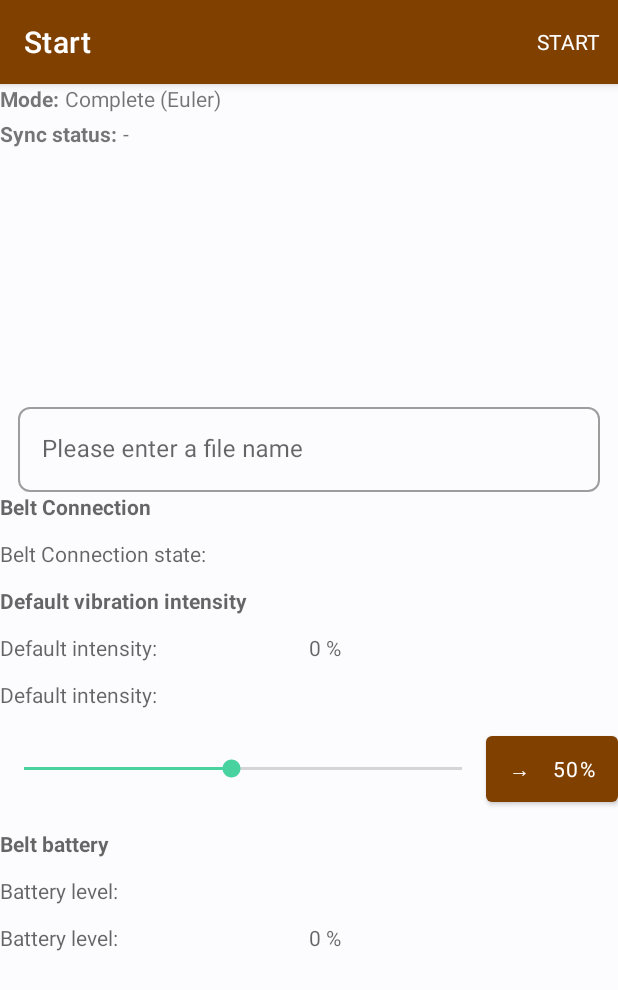
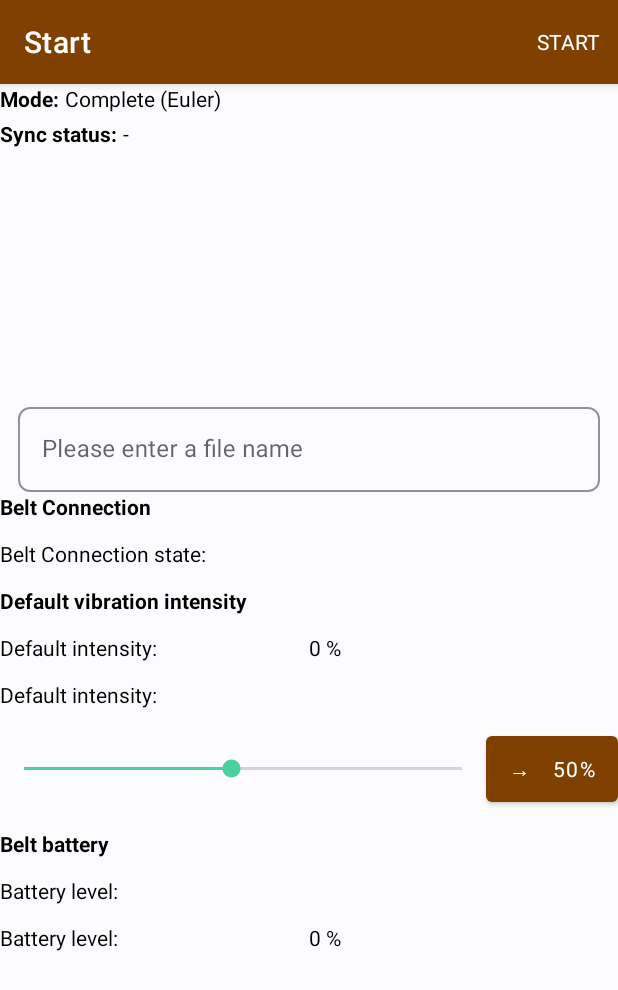
Before and after one commit to Baer05/MTBAssistantBalance, an Android app: the HomeActivity screen opened directly, with no data from a screen before it, in the options menu, after a tap on "Measure", on a phone screen of 412 x 824 dp. Shown: the top 990 px of the screen. Run offline under Robolectric (Android 15) with nearby library versions, the light colour scheme and no system bars; libraries missing offline, so code that uses them is left out: com.opencsv, com.xsens.dot, de.feelspace.fslib; Roboto replaces fonts that are not available here; 11 statements that could not run were skipped.

Commit message:
fixes for android 12 and my own phone

```diff
--- a/app/src/main/java/mtb/assistant/balance/views/HomeActivity.java
+++ b/app/src/main/java/mtb/assistant/balance/views/HomeActivity.java
@@ -37,7 +37,9 @@ public class HomeActivity extends AppCompatActivity {
   // The code of request
   private static final int REQUEST_ENABLE_BLUETOOTH = 1001,
       REQUEST_PERMISSION_LOCATION = 1002,
-      REQUEST_PERMISSION_EXTERNAL_STORAGE = 23;
+      REQUEST_PERMISSION_EXTERNAL_STORAGE = 23,
+      BLUETOOTH_PERMISSION_REQUEST_CODE = 9999;
+
   // The tag of fragments
   public static final String FRAGMENT_TAG_SCAN = "scan", FRAGMENT_TAG_DATA = "data";
   // The view binder of MainActivity
@@ -188,9 +190,12 @@ public class HomeActivity extends AppCompatActivity {
    */
   private boolean checkBluetoothAndPermission() {
     boolean isBluetoothEnabled = Utils.isBluetoothAdapterEnabled(this);
+    boolean isBluetoothPermissionGranted = Utils.isBlePermissionGranted(this);
+    Log.d(TAG, String.valueOf(isBluetoothPermissionGranted));
     boolean isPermissionGranted = Utils.isLocationPermissionGranted(this);
     boolean isWritePermissionGranted = Utils.isWriteStoragePermissionGranted(this);
     if (isBluetoothEnabled) {
+      if (!isBluetoothPermissionGranted) Utils.requestBlePermission(this, BLUETOOTH_PERMISSION_REQUEST_CODE);
       if (!isPermissionGranted) Utils.requestLocationPermission(this, REQUEST_PERMISSION_LOCATION);
       if (!isWritePermissionGranted)
         Utils.requestWriteExternalStoragePermission(this, REQUEST_PERMISSION_EXTERNAL_STORAGE);
--- a/app/src/main/res/layout/dialog_syncing.xml
+++ b/app/src/main/res/layout/dialog_syncing.xml
@@ -15,6 +15,7 @@
         android:text="@string/syncing"
         android:textSize="18sp"
         android:textStyle="bold"
+        android:textColor="@color/material_dynamic_neutral0"
         app:layout_constraintEnd_toEndOf="parent"
         app:layout_constraintLeft_toLeftOf="parent"
         app:layout_constraintStart_toStartOf="parent"
--- a/app/src/main/res/layout/fragment_data.xml
+++ b/app/src/main/res/layout/fragment_data.xml
@@ -40,6 +40,7 @@
             android:layout_height="wrap_content"
             android:text="@string/mode"
             android:textStyle="bold"
+            android:textColor="@color/material_dynamic_neutral0"
             app:layout_constraintLeft_toLeftOf="parent"
             app:layout_constraintTop_toTopOf="parent" />
 
@@ -49,6 +50,7 @@
             android:layout_height="wrap_content"
             android:layout_marginStart="4dp"
             android:text="@string/mode_complete_euler"
+            android:textColor="@color/material_dynamic_neutral0"
             app:layout_constraintBottom_toBottomOf="@+id/mode_label"
             app:layout_constraintStart_toEndOf="@+id/mode_label" />
 
@@ -59,6 +61,7 @@
             android:layout_marginTop="4dp"
             android:text="@string/sync_status"
             android:textStyle="bold"
+            android:textColor="@color/material_dynamic_neutral0"
             app:layout_constraintLeft_toLeftOf="parent"
             app:layout_constraintStart_toStartOf="@+id/mode_label"
             app:layout_constraintTop_toBottomOf="@+id/mode_label" />
@@ -69,6 +72,7 @@
             android:layout_height="wrap_content"
             android:layout_marginStart="4dp"
             android:text="-"
+            android:textColor="@color/material_dynamic_neutral0"
             app:layout_constraintBottom_toBottomOf="@+id/sync_label"
             app:layout_constraintStart_toEndOf="@+id/sync_label"
             tools:ignore="HardcodedText" />
@@ -101,6 +105,8 @@
                 android:layout_height="wrap_content"
                 android:autofillHints=""
                 android:hint="@string/please_enter_a_file_name"
+                android:textColorHint="@color/material_dynamic_neutral0"
+                android:textColor="@color/material_dynamic_neutral0"
                 android:inputType="text" />
 
         </com.google.android.material.textfield.TextInputLayout>
@@ -114,6 +120,7 @@
             android:layout_marginBottom="@dimen/margin_small"
             android:textAppearance="@android:style/TextAppearance.Small"
             android:textStyle="bold"
+            android:textColor="@color/material_dynamic_neutral0"
             app:layout_constraintBottom_toTopOf="@id/connection_state_box" />
 
         <!-- Connection state label -->
@@ -129,13 +136,15 @@
                 android:layout_width="0dp"
                 android:layout_height="wrap_content"
                 android:layout_weight="1"
-                android:textAppearance="@android:style/TextAppearance.Small" />
+                android:textAppearance="@android:style/TextAppearance.Small"
+                android:textColor="@color/material_dynamic_neutral0"/>
             <TextView
                 android:id="@+id/feel_space_connection_status_label"
                 android:layout_width="0dp"
                 android:layout_height="wrap_content"
                 android:layout_weight="1"
-                android:textAppearance="@android:style/TextAppearance.Small"/>
+                android:textAppearance="@android:style/TextAppearance.Small"
+                android:textColor="@color/material_dynamic_neutral0"/>
         </LinearLayout>
 
         <!-- Section: Default vibration intensity -->
@@ -147,6 +156,7 @@
             android:layout_marginBottom="@dimen/margin_small"
             android:textAppearance="@android:style/TextAppearance.Small"
             android:textStyle="bold"
+            android:textColor="@color/material_dynamic_neutral0"
             app:layout_constraintBottom_toTopOf="@id/default_intensity_box" />
 
         <!-- Default intensity -->
@@ -162,13 +172,15 @@
                 android:layout_width="0dp"
                 android:layout_height="wrap_content"
                 android:layout_weight="1"
-                android:textAppearance="@android:style/TextAppearance.Small"/>
+                android:textAppearance="@android:style/TextAppearance.Small"
+                android:textColor="@color/material_dynamic_neutral0"/>
             <TextView
                 android:id="@+id/feel_space_default_intensity_label"
                 android:layout_width="0dp"
                 android:layout_height="wrap_content"
                 android:layout_weight="1"
-                android:textAppearance="@android:style/TextAppearance.Small" />
+                android:textAppearance="@android:style/TextAppearance.Small"
+                android:textColor="@color/material_dynamic_neutral0"/>
         </LinearLayout>
 
         <!-- Default intensity slider -->
@@ -178,6 +190,7 @@
             android:layout_width="match_parent"
             android:layout_height="wrap_content"
             android:layout_marginBottom="@dimen/margin_small"
+            android:textColor="@color/material_dynamic_neutral0"
             android:textAppearance="@android:style/TextAppearance.Small"
             app:layout_constraintBottom_toTopOf="@id/slider_box"/>
 
@@ -212,6 +225,7 @@
             android:layout_marginBottom="@dimen/margin_small"
             android:textAppearance="@android:style/TextAppearance.Small"
             android:textStyle="bold"
+            android:textColor="@color/material_dynamic_neutral0"
             app:layout_constraintBottom_toTopOf="@id/power_status"/>
 
         <!-- Power status -->
@@ -227,13 +241,15 @@
                 android:layout_width="0dp"
                 android:layout_height="wrap_content"
                 android:layout_weight="1"
-                android:textAppearance="@android:style/TextAppearance.Small" />
+                android:textAppearance="@android:style/TextAppearance.Small"
+                android:textColor="@color/material_dynamic_neutral0"/>
             <TextView
                 android:id="@+id/feel_space_power_status_label"
                 android:layout_width="0dp"
                 android:layout_height="wrap_content"
                 android:layout_weight="1"
-                android:textAppearance="@android:style/TextAppearance.Small" />
+                android:textAppearance="@android:style/TextAppearance.Small"
+                android:textColor="@color/material_dynamic_neutral0"/>
         </LinearLayout>
 
         <!-- Battery level -->
@@ -249,13 +265,15 @@
                 android:layout_width="0dp"
                 android:layout_height="wrap_content"
                 android:layout_weight="1"
-                android:textAppearance="@android:style/TextAppearance.Small" />
+                android:textAppearance="@android:style/TextAppearance.Small"
+                android:textColor="@color/material_dynamic_neutral0"/>
             <TextView
                 android:id="@+id/feel_space_battery_level_label"
                 android:layout_width="0dp"
                 android:layout_height="wrap_content"
                 android:layout_weight="1"
-                android:textAppearance="@android:style/TextAppearance.Small" />
+                android:textAppearance="@android:style/TextAppearance.Small"
+                android:textColor="@color/material_dynamic_neutral0"/>
         </LinearLayout>
 
     </androidx.constraintlayout.widget.ConstraintLayout>
--- a/app/src/main/res/layout/item_data.xml
+++ b/app/src/main/res/layout/item_data.xml
@@ -12,6 +12,7 @@
         android:layout_height="wrap_content"
         android:text="@string/name"
         android:textStyle="bold"
+        android:textColor="@color/material_dynamic_neutral0"
         app:layout_constraintLeft_toLeftOf="parent"
         app:layout_constraintTop_toTopOf="parent" />
 
@@ -19,6 +20,7 @@
         android:id="@+id/sensor_name"
         android:layout_width="wrap_content"
         android:layout_height="wrap_content"
+        android:textColor="@color/material_dynamic_neutral0"
         app:layout_constraintEnd_toEndOf="parent"
         app:layout_constraintStart_toStartOf="parent"
         app:layout_constraintTop_toBottomOf="@+id/sensor_name_label" />
@@ -29,6 +31,7 @@
         android:layout_height="wrap_content"
         android:text="@string/orientation"
         android:textStyle="bold"
+        android:textColor="@color/material_dynamic_neutral0"
         app:layout_constraintLeft_toLeftOf="parent"
         app:layout_constraintTop_toBottomOf="@+id/sensor_name" />
 
@@ -38,6 +41,7 @@
         android:layout_height="wrap_content"
         android:layout_marginStart="4dp"
         android:layout_marginTop="4dp"
+        android:textColor="@color/material_dynamic_neutral0"
         app:layout_constraintEnd_toEndOf="parent"
         app:layout_constraintStart_toStartOf="parent"
         app:layout_constraintTop_toBottomOf="@+id/orientation_label" />
@@ -48,6 +52,7 @@
         android:layout_height="wrap_content"
         android:text="@string/free_acc"
         android:textStyle="bold"
+        android:textColor="@color/material_dynamic_neutral0"
         app:layout_constraintLeft_toLeftOf="parent"
         app:layout_constraintTop_toBottomOf="@+id/orientation_data" />
 
@@ -56,6 +61,7 @@
         android:layout_width="wrap_content"
         android:layout_height="wrap_content"
         android:layout_marginTop="4dp"
+        android:textColor="@color/material_dynamic_neutral0"
         app:layout_constraintEnd_toEndOf="@+id/view"
         app:layout_constraintStart_toStartOf="parent"
         app:layout_constraintTop_toBottomOf="@+id/free_acc_label" />
--- a/app/src/main/res/layout/item_sensor.xml
+++ b/app/src/main/res/layout/item_sensor.xml
@@ -11,6 +11,7 @@
         android:layout_width="wrap_content"
         android:layout_height="wrap_content"
         android:textStyle="bold"
+        android:textColor="@color/material_dynamic_neutral0"
         app:layout_constraintLeft_toLeftOf="parent"
         app:layout_constraintTop_toTopOf="parent" />
 
@@ -20,6 +21,7 @@
         android:layout_height="wrap_content"
         android:layout_marginStart="8dp"
         android:textSize="12sp"
+        android:textColor="@color/material_dynamic_neutral0"
         app:layout_constraintBottom_toBottomOf="@+id/sensor_name"
         app:layout_constraintStart_toEndOf="@+id/sensor_name" />
 
@@ -28,6 +30,7 @@
         android:layout_width="wrap_content"
         android:layout_height="wrap_content"
         android:layout_marginTop="8dp"
+        android:textColor="@color/material_dynamic_neutral0"
         app:layout_constraintLeft_toLeftOf="parent"
         app:layout_constraintTop_toBottomOf="@id/sensor_name" />
 
@@ -38,6 +41,7 @@
         android:text="@string/disconnected"
         android:textStyle="bold"
         android:visibility="gone"
+        android:textColor="@color/material_dynamic_neutral0"
         app:layout_constraintBottom_toBottomOf="parent"
         app:layout_constraintEnd_toEndOf="parent"
         app:layout_constraintTop_toTopOf="parent" />
--- a/app/src/main/res/values/themes.xml
+++ b/app/src/main/res/values/themes.xml
@@ -60,6 +60,8 @@
 
     <style name="Widget.App.TextInputLayout" parent="Widget.MaterialComponents.TextInputLayout.OutlinedBox">
         <item name="hintTextColor">?attr/colorOnSurface</item>
+        <item name="boxStrokeColor">?attr/colorOnSurface</item>
+        <item name="boxStrokeErrorColor">?attr/colorError</item>
         <item name="colorPrimary">?attr/colorPrimary</item>
         <item name="colorOnSurface">?attr/colorOnPrimary</item>
         <item name="colorError">?attr/colorError</item>
```
Also changed, not shown: app/src/main/AndroidManifest.xml (+10 -13 lines), app/src/main/java/mtb/assistant/balance/utils/Utils.java (+39 -0 lines), app/src/main/java/mtb/assistant/balance/views/DataFragment.java (+19 -38 lines), app/src/main/java/mtb/assistant/balance/views/PieChartActivity.java (+9 -7 lines).
